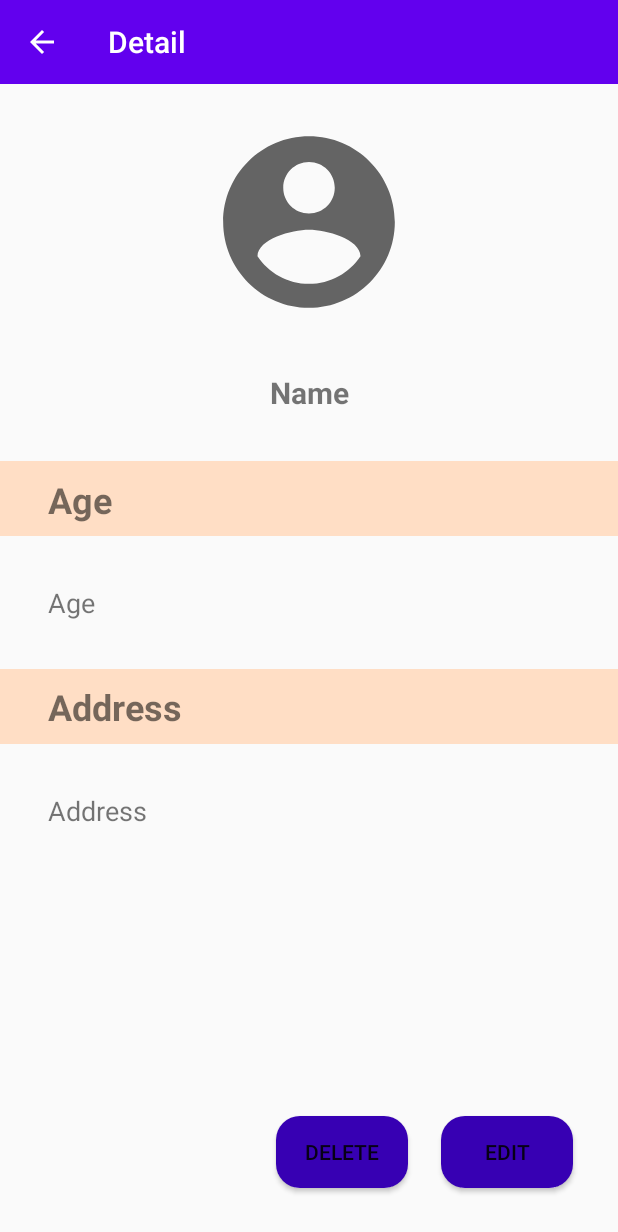
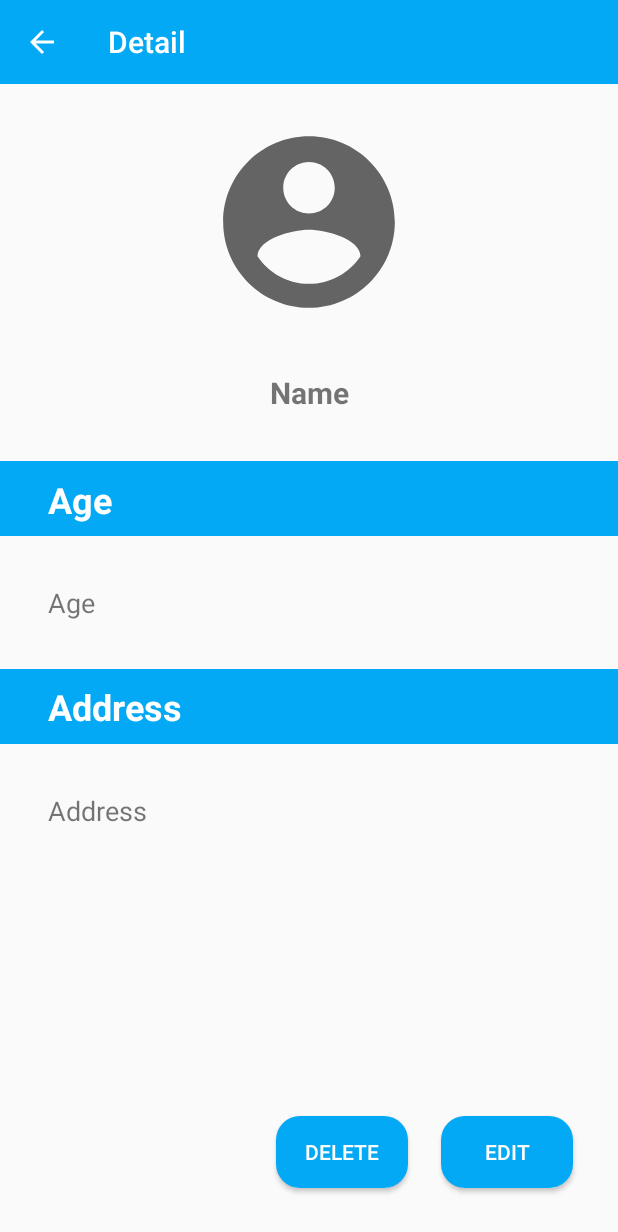
Before and after one commit to BryanAntonnio/Week1_0706011910022, an Android app: the DetailActivity screen opened directly, with no data from a screen before it, on a phone screen of 412 x 824 dp. Shown: the top 1232 px of the screen. Run offline under Robolectric (Android 15) with nearby library versions, the phone set to English and light mode, and no system bars; 6 statements that could not run were skipped.

Commit message:
slight problem, cant fix it

```diff
--- a/app/src/main/java/com/uc/week1_0706011910022/DetailActivity.java
+++ b/app/src/main/java/com/uc/week1_0706011910022/DetailActivity.java
@@ -83,7 +83,7 @@ public class DetailActivity extends AppCompatActivity {
             public void onClick(View v) {
 
                 Intent intent = new Intent (DetailActivity.this, AddUserActivity.class);
-                intent.putExtra("mContact", "value");
+                intent.putExtra("mContact", mContacts.get(con));
                 intent.putExtra("position", con);
                 startActivity(intent);
                 finish();
--- a/app/src/main/res/layout/activity_detail.xml
+++ b/app/src/main/res/layout/activity_detail.xml
@@ -10,7 +10,7 @@
         android:id="@+id/tool_details"
         android:layout_width="match_parent"
         android:layout_height="wrap_content"
-        android:background="?attr/colorPrimary"
+        android:background="#03A9F4"
         android:minHeight="?attr/actionBarSize"
         android:theme="?attr/actionBarTheme"
         app:layout_constraintEnd_toEndOf="parent"
@@ -47,7 +47,7 @@
         android:layout_width="0dp"
         android:layout_height="50dp"
         android:layout_marginTop="32dp"
-        android:background="#FFDEC5"
+        android:background="#03A9F4"
         app:layout_constraintEnd_toEndOf="parent"
         app:layout_constraintHorizontal_bias="0.0"
         app:layout_constraintStart_toStartOf="parent"
@@ -69,7 +69,7 @@
         android:layout_width="0dp"
         android:layout_height="50dp"
         android:layout_marginTop="32dp"
-        android:background="#FFDEC5"
+        android:background="#03A9F4"
         app:layout_constraintEnd_toEndOf="parent"
         app:layout_constraintStart_toStartOf="parent"
         app:layout_constraintTop_toBottomOf="@+id/view_age" />
@@ -95,6 +95,7 @@
         android:layout_marginStart="32dp"
         android:layout_marginEnd="32dp"
         android:text="@string/age"
+        android:textColor="#FFFFFF"
         android:textSize="24sp"
         android:textStyle="bold"
         app:layout_constraintBottom_toBottomOf="@+id/view2"
@@ -111,6 +112,7 @@
         android:layout_marginStart="32dp"
         android:layout_marginEnd="32dp"
         android:text="@string/address"
+        android:textColor="#FFFFFF"
         android:textSize="24sp"
         android:textStyle="bold"
         app:layout_constraintBottom_toBottomOf="@+id/view3"
@@ -126,6 +128,7 @@
         android:layout_marginBottom="32dp"
         android:background="@drawable/button_enabled"
         android:text="@string/delete"
+        android:textColor="#FFFFFF"
         app:layout_constraintBottom_toBottomOf="parent"
         app:layout_constraintStart_toStartOf="parent" />
 
@@ -138,6 +141,7 @@
         android:layout_marginBottom="32dp"
         android:background="@drawable/button_enabled"
         android:text="@string/edit"
+        android:textColor="#FFFFFF"
         app:layout_constraintBottom_toBottomOf="parent"
         app:layout_constraintEnd_toEndOf="parent"
         app:layout_constraintStart_toEndOf="@+id/button_delete" />
--- a/app/src/main/res/values/colors.xml
+++ b/app/src/main/res/values/colors.xml
@@ -1,6 +1,6 @@
 <?xml version="1.0" encoding="utf-8"?>
 <resources>
     <color name="colorPrimary">#6200EE</color>
-    <color name="colorPrimaryDark">#3700B3</color>
+    <color name="colorPrimaryDark">#03A9F4</color>
     <color name="colorAccent">#03DAC5</color>
 </resources>
```
Also changed, not shown: app/src/main/java/com/uc/week1_0706011910022/AddUserActivity.java (+7 -4 lines), app/src/main/res/layout/activity_loading.xml (+12 -8 lines).
